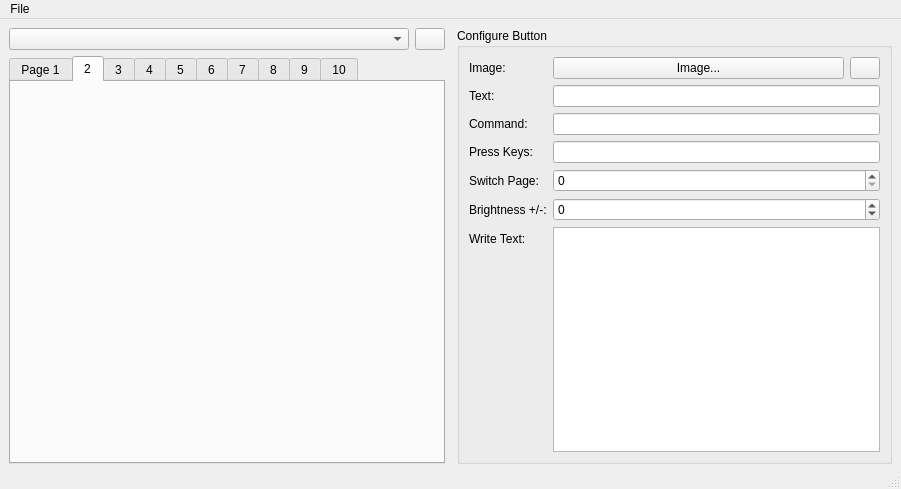
This is streamdeck_ui/main.ui in timothycrosley/streamdeck-ui as Qt 5 draws it before an edit. The edited form follows.
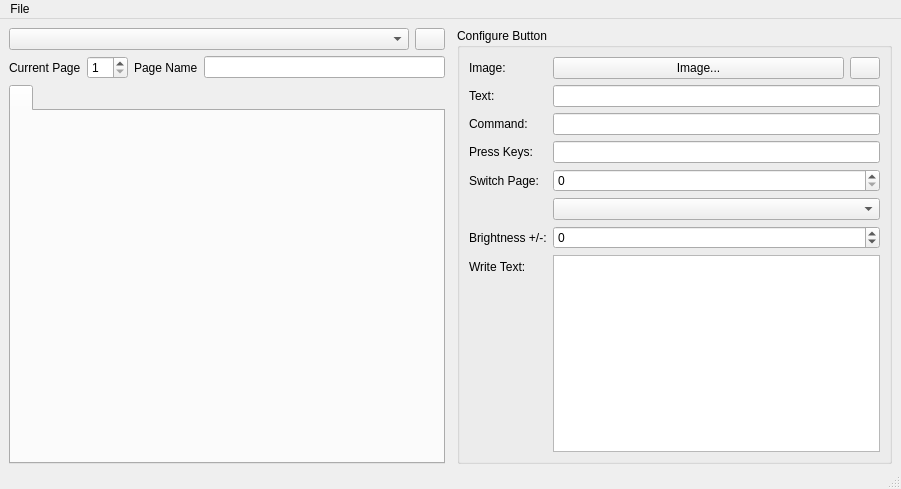
This is the edited form. The open tabs and pages were chosen to show the change. Icons and pictures are not drawn.

Commit message: support for 99 pages (In the ui. can be adjusted more)

What changed in the file:
```diff
--- a/streamdeck_ui/main.ui
+++ b/streamdeck_ui/main.ui
@@ -45,7 +45,7 @@
        <number>0</number>
       </property>
       <item>
-       <layout class="QVBoxLayout" name="left_verticalLayout" stretch="0,1">
+       <layout class="QVBoxLayout" name="left_verticalLayout" stretch="0,0,0,1">
         <property name="spacing">
          <number>6</number>
         </property>
@@ -110,6 +110,40 @@
           </item>
          </layout>
         </item>
+        <item>
+         <layout class="QGridLayout" name="gridLayout">
+          <item row="0" column="1">
+           <widget class="QSpinBox" name="current_page">
+            <property name="minimum">
+             <number>1</number>
+            </property>
+            <property name="maximum">
+             <number>99</number>
+            </property>
+           </widget>
+          </item>
+          <item row="0" column="2">
+           <widget class="QLabel" name="label_9">
+            <property name="text">
+             <string>Page Name</string>
+            </property>
+           </widget>
+          </item>
+          <item row="0" column="0">
+           <widget class="QLabel" name="label_4">
+            <property name="text">
+             <string>Current Page</string>
+            </property>
+           </widget>
+          </item>
+          <item row="0" column="3">
+           <widget class="QLineEdit" name="page_name"/>
+          </item>
+         </layout>
+        </item>
+        <item>
+         <layout class="QFormLayout" name="formLayout_2"/>
+        </item>
         <item>
          <widget class="QTabWidget" name="pages">
           <property name="sizePolicy">
@@ -127,66 +161,15 @@
           <property name="currentIndex">
            <number>0</number>
           </property>
+          <property name="tabsClosable">
+           <bool>false</bool>
+          </property>
           <widget class="QWidget" name="page_1">
            <attribute name="title">
-            <string>Page 1</string>
+            <string/>
            </attribute>
            <layout class="QGridLayout" name="gridLayout_2"/>
           </widget>
-          <widget class="QWidget" name="page_2">
-           <attribute name="title">
-            <string>2</string>
-           </attribute>
-           <layout class="QGridLayout" name="gridLayout_3"/>
-          </widget>
-          <widget class="QWidget" name="page_3">
-           <attribute name="title">
-            <string>3</string>
-           </attribute>
-           <layout class="QGridLayout" name="gridLayout_11"/>
-          </widget>
-          <widget class="QWidget" name="page_4">
-           <attribute name="title">
-            <string>4</string>
-           </attribute>
-           <layout class="QGridLayout" name="gridLayout_10"/>
-          </widget>
-          <widget class="QWidget" name="page_5">
-           <attribute name="title">
-            <string>5</string>
-           </attribute>
-           <layout class="QGridLayout" name="gridLayout_9"/>
-          </widget>
-          <widget class="QWidget" name="page_6">
-           <attribute name="title">
-            <string>6</string>
-           </attribute>
-           <layout class="QGridLayout" name="gridLayout_8"/>
-          </widget>
-          <widget class="QWidget" name="page_7">
-           <attribute name="title">
-            <string>7</string>
-           </attribute>
-           <layout class="QGridLayout" name="gridLayout_7"/>
-          </widget>
-          <widget class="QWidget" name="page_8">
-           <attribute name="title">
-            <string>8</string>
-           </attribute>
-           <layout class="QGridLayout" name="gridLayout_6"/>
-          </widget>
-          <widget class="QWidget" name="page_9">
-           <attribute name="title">
-            <string>9</string>
-           </attribute>
-           <layout class="QGridLayout" name="gridLayout_5"/>
-          </widget>
-          <widget class="QWidget" name="tab_10">
-           <attribute name="title">
-            <string>10</string>
-           </attribute>
-           <layout class="QGridLayout" name="gridLayout_4"/>
-          </widget>
          </widget>
         </item>
        </layout>
@@ -304,30 +287,33 @@
                </property>
               </widget>
              </item>
-             <item row="5" column="0">
+             <item row="6" column="0">
               <widget class="QLabel" name="label_7">
                <property name="text">
                 <string>Brightness +/-:</string>
                </property>
               </widget>
              </item>
-             <item row="5" column="1">
+             <item row="6" column="1">
               <widget class="QSpinBox" name="change_brightness">
                <property name="minimum">
                 <number>-99</number>
                </property>
               </widget>
              </item>
-             <item row="6" column="0">
+             <item row="7" column="0">
               <widget class="QLabel" name="label_6">
                <property name="text">
                 <string>Write Text:</string>
                </property>
               </widget>
              </item>
-             <item row="6" column="1">
+             <item row="7" column="1">
               <widget class="QPlainTextEdit" name="write"/>
              </item>
+             <item row="5" column="1">
+              <widget class="QComboBox" name="page_names"/>
+             </item>
             </layout>
            </item>
           </layout>
```
Left out of the diff: 7 changed lines with no effect on the pictures. The commit also changes 3 other files.
